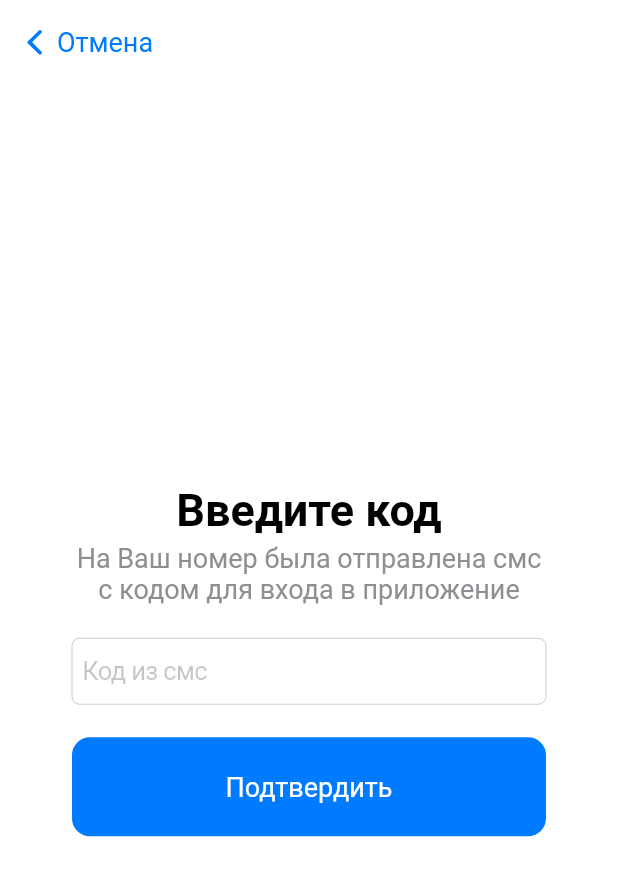
After one commit to AndreySosnovyy/diplom_flutter_shoppinglist, a Flutter app: the SignInWithPhoneCodeView screen opened by its route, on a phone screen of 412 x 824 dp. The commit adds this screen. Shown: the top 876 px of the screen. Run offline on Flutter 3.47's test engine with Material 2 defaults, Android fonts, the phone set to English and light mode, and no system bars; our stand-ins replace auto_route, auto_size_text, cached_network_image, connectivity_plus, firebase_auth, firebase_core and 7 more; accounts and stored records are empty.

Commit message:
added firebase phone authentication

```diff
--- a/lib/app/navigation/app_router.dart
+++ b/lib/app/navigation/app_router.dart
@@ -1,6 +1,7 @@
 import 'package:auto_route/annotations.dart';
 import 'package:diplom/features/auth/presentation/screens/sign_in/sign_in_view.dart';
-import 'package:diplom/features/auth/presentation/screens/sign_in_with_phone_view/sign_in_with_phone_view.dart';
+import 'package:diplom/features/auth/presentation/screens/sign_in_with_phone/sign_in_with_phone_code_view.dart';
+import 'package:diplom/features/auth/presentation/screens/sign_in_with_phone/sign_in_with_phone_view.dart';
 import 'package:diplom/features/settings/presentation/screens/settings/settings_view.dart';
 import 'package:diplom/features/workspace/presentation/screens/list_creation/list_creation_view.dart';
 import 'package:diplom/features/workspace/presentation/screens/lists/lists_view.dart';
@@ -11,5 +12,6 @@ import 'package:diplom/features/workspace/presentation/screens/lists/lists_view.
   AutoRoute(page: SettingsView),
   AutoRoute(page: SignInView),
   AutoRoute(page: SignInWithPhoneView),
+  AutoRoute<String>(page: SignInWithPhoneCodeView),
 ])
 class $AppRouter {}
--- a/lib/features/auth/presentation/screens/sign_in/sign_in_viewmodel.dart
+++ b/lib/features/auth/presentation/screens/sign_in/sign_in_viewmodel.dart
@@ -17,6 +17,7 @@ class SignInViewModel extends ChangeNotifier {
   final logger = Logger();
 
   final phoneController = TextEditingController();
+  final codeController = TextEditingController();
   var phoneImageVisible = true;
 
   SignInViewModel({required this.context}) {
--- /dev/null
+++ b/lib/features/auth/presentation/screens/sign_in_with_phone/sign_in_with_phone_code_view.dart
@@ -0,0 +1,87 @@
+import 'package:diplom/app/dependencies.dart';
+import 'package:diplom/app/navigation/app_router.gr.dart';
+import 'package:diplom/app/values/colors.dart';
+import 'package:diplom/features/common/presentation/widgets/common_appbar.dart';
+import 'package:diplom/features/common/presentation/widgets/common_cupertino_button.dart';
+import 'package:diplom/features/common/presentation/widgets/common_cupertino_textfield.dart';
+import 'package:flutter/cupertino.dart';
+import 'package:flutter/material.dart';
+import 'package:stacked/stacked.dart';
+
+import '../sign_in/sign_in_viewmodel.dart';
+
+class SignInWithPhoneCodeView extends StatelessWidget {
+  const SignInWithPhoneCodeView({Key? key}) : super(key: key);
+
+  @override
+  Widget build(BuildContext context) {
+    return ViewModelBuilder<SignInViewModel>.reactive(
+      viewModelBuilder: () => SignInViewModel(context: context),
+      builder: (context, viewModel, child) => GestureDetector(
+        onTap: () => FocusManager.instance.primaryFocus?.unfocus(),
+        child: Scaffold(
+          appBar: CommonAppbar(
+            backgroundColor: Colors.transparent,
+            leading: Row(
+              children: [
+                const SizedBox(width: 10),
+                const Icon(
+                  CupertinoIcons.back,
+                  size: 26,
+                  color: AppColors.blue,
+                ),
+                const SizedBox(width: 2),
+                Text(
+                  'Отмена',
+                  style: Theme.of(context)
+                      .textTheme
+                      .bodyText1!
+                      .copyWith(color: AppColors.blue),
+                ),
+              ],
+            ),
+            leadingCallback: viewModel.backButtonCallback,
+          ),
+          body: Center(
+            child: Padding(
+              padding: const EdgeInsets.symmetric(horizontal: 48),
+              child: Column(
+                mainAxisSize: MainAxisSize.max,
+                mainAxisAlignment: MainAxisAlignment.center,
+                children: [
+                  Text(
+                    'Введите код',
+                    style: Theme.of(context).textTheme.headline2,
+                  ),
+                  const SizedBox(height: 4),
+                  Text(
+                    'На Ваш номер была отправлена смс с кодом для входа в приложение',
+                    textAlign: TextAlign.center,
+                    style: Theme.of(context)
+                        .textTheme
+                        .bodyText1!
+                        .copyWith(color: AppColors.grey1),
+                  ),
+                  const SizedBox(height: 22),
+                  CommonCupertinoTextField(
+                    hint: 'Код из смс',
+                    inputType: TextInputType.number,
+                    controller: viewModel.codeController,
+                  ),
+                  const SizedBox(height: 22),
+                  CommonCupertinoButton(
+                    onTap: () => sl
+                        .get<AppRouter>()
+                        .pop<String>(viewModel.codeController.text),
+                    text: 'Подтвердить',
+                    height: 66,
+                  ),
+                ],
+              ),
+            ),
+          ),
+        ),
+      ),
+    );
+  }
+}
--- a/lib/features/common/presentation/widgets/common_appbar.dart
+++ b/lib/features/common/presentation/widgets/common_appbar.dart
@@ -44,7 +44,7 @@ class CommonAppbar extends StatelessWidget implements PreferredSizeWidget {
       backgroundColor: backgroundColor,
       elevation: 0,
       automaticallyImplyLeading: false,
-      leadingWidth: leading.runtimeType == Row ? 100 : 56,
+      leadingWidth: leading.runtimeType == Row ? 120 : 56,
       leading: GestureDetector(
         child: Container(
           width: 12,
```
Also changed, not shown: lib/features/auth/data/auth_service.dart (+29 -1 lines), lib/app/navigation/app_router.gr.dart, lib/features/auth/presentation/screens/sign_in_with_phone/sign_in_with_phone_view.dart (renamed from lib/features/auth/presentation/screens/sign_in_with_phone_view/sign_in_with_phone_view.dart).
